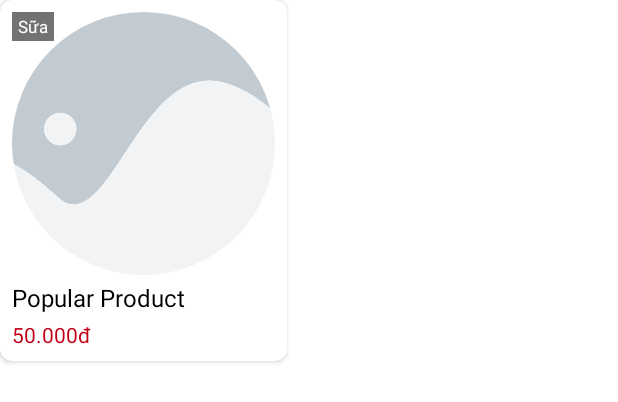
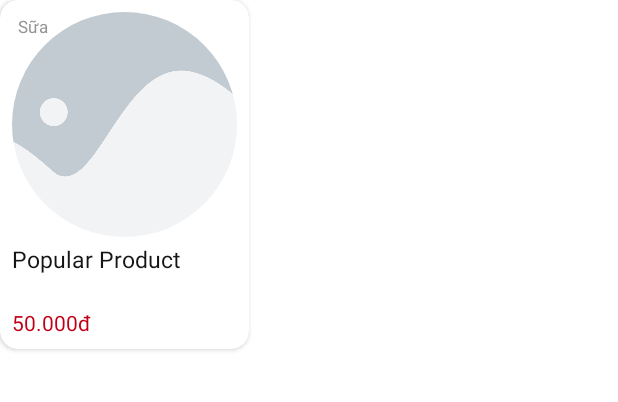
Before and after one commit to diosvo/LTDD_TH109-C91A_VoThiMyNhung, an Android app: the layout popular_products.xml on its own in the app's theme, with its tools: preview values and no code run, on a phone screen of 412 x 824 dp. Shown: the top 402 px of the screen. Run offline under Robolectric (Android 15) with nearby library versions, the light colour scheme and no system bars; plain views replace RoundedImageView.

Commit message:
- Update color string - Update popular products UI

```diff
--- /dev/null
+++ b/app/src/main/res/drawable/home_category_border.xml
@@ -0,0 +1,4 @@
+<?xml version="1.0" encoding="utf-8"?>
+<selector xmlns:android="http://schemas.android.com/apk/res/android">
+
+</selector>
--- a/app/src/main/res/layout/fragment_home.xml
+++ b/app/src/main/res/layout/fragment_home.xml
@@ -77,7 +77,7 @@
             <androidx.recyclerview.widget.RecyclerView
                 android:id="@+id/popular_products"
                 android:layout_width="match_parent"
-                android:layout_height="wrap_content" />
+                android:layout_height="235dp" />
         </LinearLayout>
 
         <!-- Explore Products -->
@@ -90,6 +90,7 @@
                 android:layout_width="match_parent"
                 android:layout_height="wrap_content"
                 android:layout_marginTop="12dp"
+                android:layout_marginBottom="8dp"
                 android:orientation="horizontal"
                 android:weightSum="2">
 
@@ -112,9 +113,9 @@
             </LinearLayout>
 
             <androidx.recyclerview.widget.RecyclerView
-                android:id="@+id/explore_products"
+                android:id="@+id/home_category"
                 android:layout_width="match_parent"
-                android:layout_height="wrap_content" />
+                android:layout_height="90dp" />
         </LinearLayout>
 
         <!-- Recommend Products -->
--- a/app/src/main/res/layout/popular_products.xml
+++ b/app/src/main/res/layout/popular_products.xml
@@ -4,7 +4,8 @@
     android:layout_width="wrap_content"
     android:layout_height="wrap_content"
     android:layout_marginRight="12dp"
-    app:cardCornerRadius="8dp">
+    android:background="@drawable/home_category_border"
+    app:cardCornerRadius="12dp">
 
     <LinearLayout
         android:layout_width="match_parent"
@@ -14,8 +15,8 @@
 
         <com.makeramen.roundedimageview.RoundedImageView
             android:id="@+id/popular_product_img"
-            android:layout_width="175dp"
-            android:layout_height="175dp"
+            android:layout_width="150dp"
+            android:layout_height="150dp"
             android:layout_marginBottom="4dp"
             android:scaleType="centerCrop"
             android:src="@mipmap/placeholder"
@@ -36,19 +37,10 @@
                     android:layout_width="wrap_content"
                     android:layout_height="wrap_content"
                     android:ellipsize="end"
-                    android:singleLine="true"
+                    android:lines="2"
                     android:text="@string/popular_product"
                     android:textColor="@color/black"
-                    android:textSize="16sp" />
-
-                <!--                <TextView-->
-                <!--                    android:id="@+id/popular_product_desc"-->
-                <!--                    android:layout_width="wrap_content"-->
-                <!--                    android:layout_height="wrap_content"-->
-                <!--                    android:layout_marginVertical="4dp"-->
-                <!--                    android:ellipsize="end"-->
-                <!--                    android:lines="2"-->
-                <!--                    android:text="@string/description" />-->
+                    android:textSize="15sp" />
             </LinearLayout>
 
         </LinearLayout>
@@ -64,7 +56,7 @@
                 android:layout_width="wrap_content"
                 android:layout_height="wrap_content"
                 android:text="50"
-                android:textColor="#c10017"
+                android:textColor="@color/dark_red"
                 android:textSize="14sp" />
 
             <TextView
@@ -72,7 +64,7 @@
                 android:layout_height="wrap_content"
                 android:singleLine="true"
                 android:text=".000đ"
-                android:textColor="#c10017"
+                android:textColor="@color/dark_red"
                 android:textSize="14sp" />
         </LinearLayout>
     </LinearLayout>
@@ -82,10 +74,10 @@
         android:layout_width="wrap_content"
         android:layout_height="wrap_content"
         android:layout_margin="8dp"
-        android:background="#727272"
+        android:background="@drawable/home_category_border"
         android:paddingHorizontal="4dp"
         android:paddingVertical="2dp"
         android:text="Sữa"
-        android:textColor="@color/white"
+        android:textColor="@color/dark_gray"
         android:textSize="11dp" />
 </androidx.cardview.widget.CardView>
--- a/app/src/main/res/values/colors.xml
+++ b/app/src/main/res/values/colors.xml
@@ -1,12 +1,12 @@
 <?xml version="1.0" encoding="utf-8"?>
 <resources>
-    <color name="primary">#00B761</color>
+    <color name="primary">#26BB62</color>
     <color name="secondary">#E5FCE3</color>
     <color name="light_grey">#F8F8F8</color>
     <color name="light_red">#F3E4E0</color>
     <color name="light_yellow">#FEFFE2</color>
-    <color name="light_purple">#FEE2FF</color>
-    <color name="dark_red">#F1856D</color>
-    <color name="black">#FF000000</color>
+    <color name="dark_gray">#949494</color>
+    <color name="dark_red">#C10017</color>
+    <color name="black">#151515</color>
     <color name="white">#FFFFFFFF</color>
 </resources>
```
